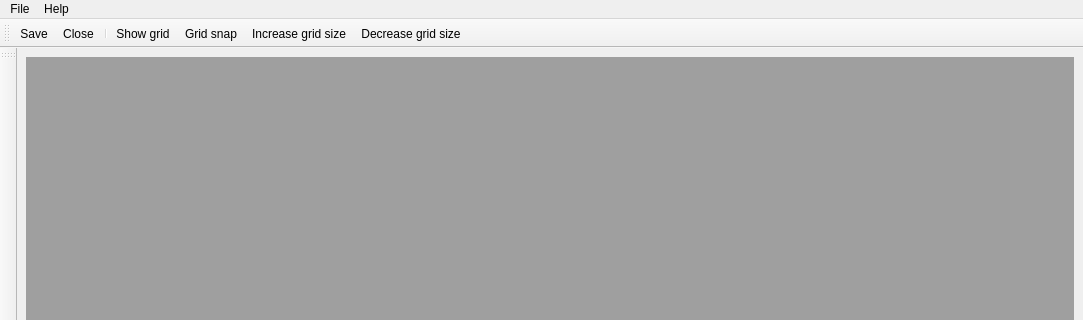
Before: the Qt Designer form game/src/leveleditor/designer/mainwindow.ui in tsp-team/ttsp-src, drawn with Qt 5; both pictures show x 0 to 1083 and y 0 to 320 of the 1083 by 818 pixel window.
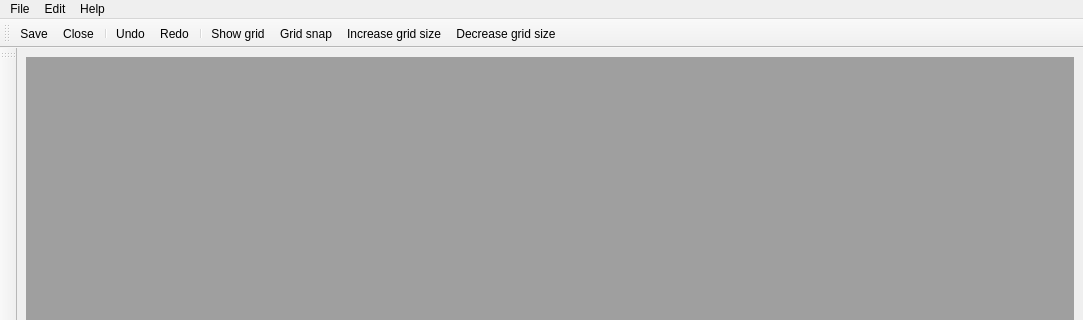
After: the same form once the commit is applied.

Commit message: leveleditor: undo/redo beginnings

The edit to the form file:
```diff
--- a/game/src/leveleditor/designer/mainwindow.ui
+++ b/game/src/leveleditor/designer/mainwindow.ui
@@ -70,7 +70,15 @@
     </property>
     <addaction name="actionAbout"/>
    </widget>
+   <widget class="QMenu" name="menuEdit">
+    <property name="title">
+     <string>Edit</string>
+    </property>
+    <addaction name="actionUndo"/>
+    <addaction name="actionRedo"/>
+   </widget>
    <addaction name="menuHello"/>
+   <addaction name="menuEdit"/>
    <addaction name="menuHelp"/>
   </widget>
   <widget class="QToolBar" name="topBar">
@@ -92,6 +100,9 @@
    <addaction name="actionSave"/>
    <addaction name="actionClose"/>
    <addaction name="separator"/>
+   <addaction name="actionUndo"/>
+   <addaction name="actionRedo"/>
+   <addaction name="separator"/>
    <addaction name="actionToggleGrid"/>
    <addaction name="actionGridSnap"/>
    <addaction name="actionIncreaseGridSize"/>
@@ -244,6 +255,22 @@
     <string>Toggle grid snap</string>
    </property>
   </action>
+  <action name="actionUndo">
+   <property name="text">
+    <string>Undo</string>
+   </property>
+   <property name="shortcut">
+    <string>Ctrl+Z</string>
+   </property>
+  </action>
+  <action name="actionRedo">
+   <property name="text">
+    <string>Redo</string>
+   </property>
+   <property name="shortcut">
+    <string>Ctrl+Shift+Z</string>
+   </property>
+  </action>
  </widget>
  <resources/>
  <connections/>
```
The commit also changes 6 other files.
